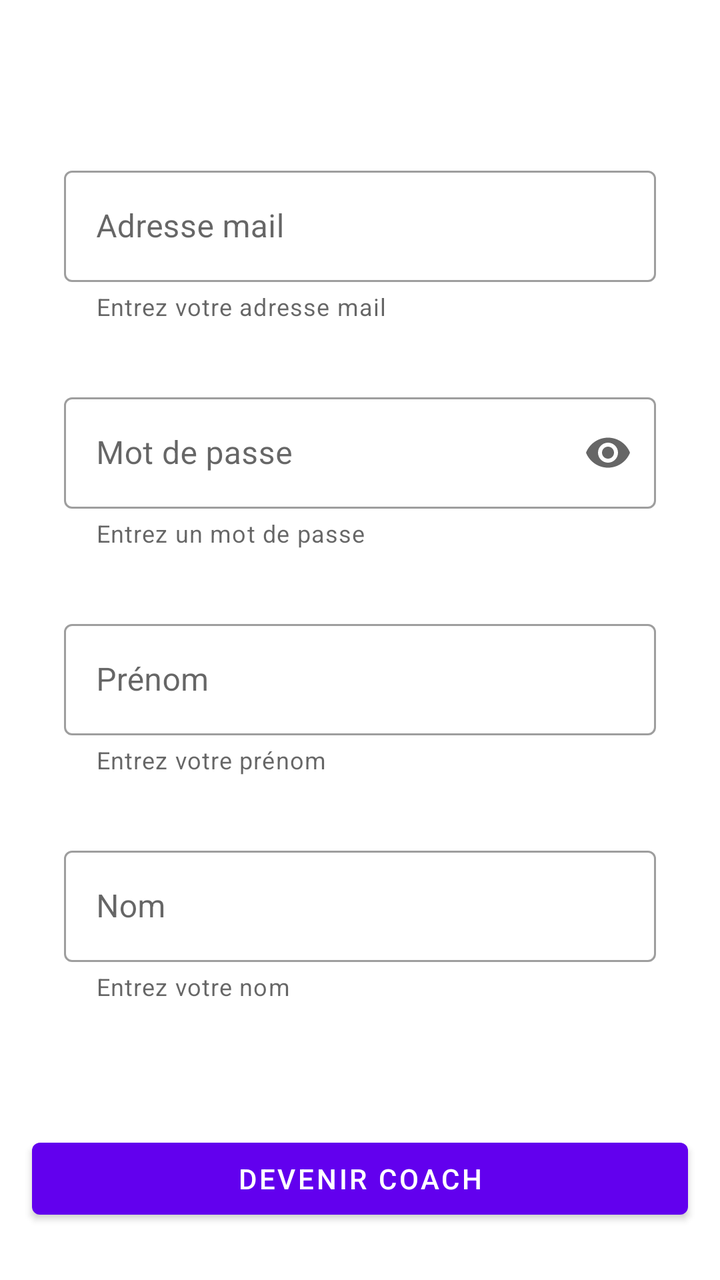
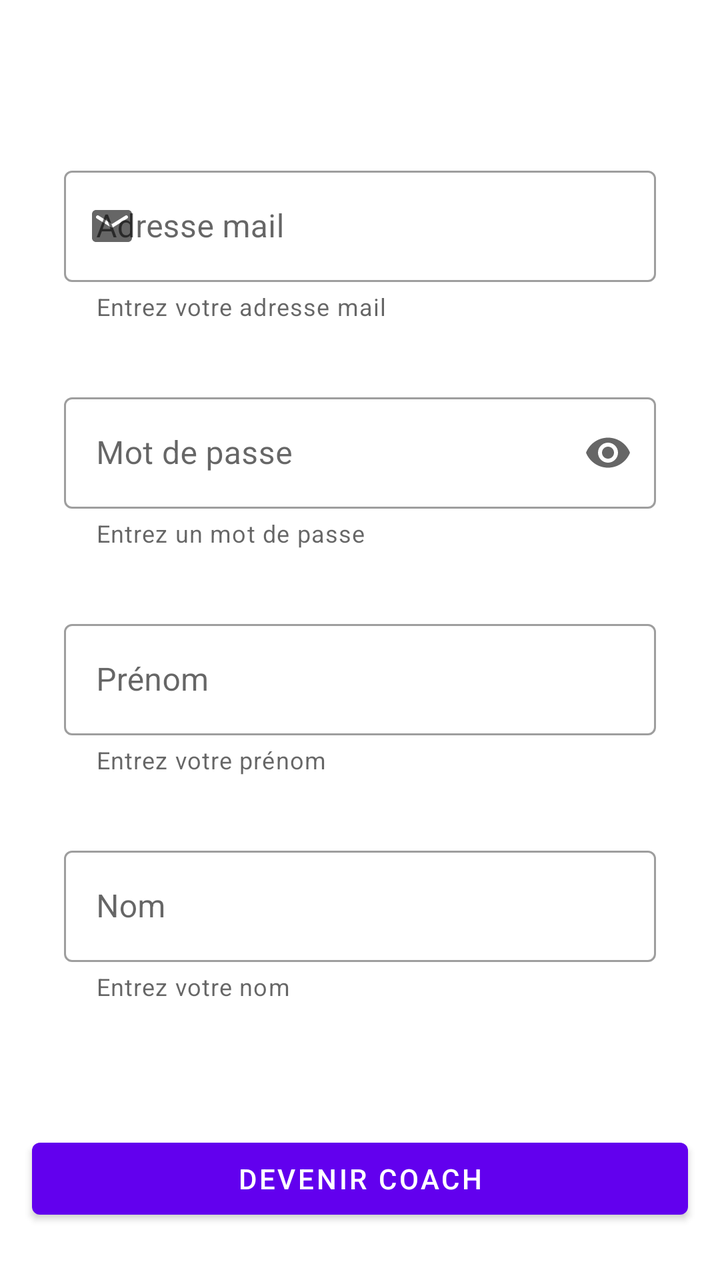

An Android layout rendered at two revisions. The XML below is the earlier revision; the diff shows what the commit changed to produce the second picture.
<!-- AndroidManifest.xml: application theme AppTheme -->
<!-- res/layout/fragment_sign_up.xml -->
<?xml version="1.0" encoding="utf-8"?>
<ScrollView xmlns:android="http://schemas.android.com/apk/res/android"
    xmlns:app="http://schemas.android.com/apk/res-auto"
    xmlns:tools="http://schemas.android.com/tools"
    android:layout_width="match_parent"
    android:layout_height="match_parent">

    <LinearLayout
        android:layout_width="match_parent"
        android:layout_height="wrap_content"
        android:orientation="vertical"
        tools:context=".fragments.maps.SignUpFragment">

        <ProgressBar
            android:id="@+id/signUpProgressBar"
            style="?android:attr/progressBarStyleHorizontal"
            android:layout_width="match_parent"
            android:layout_height="wrap_content"
            android:layout_marginTop="0dp"
            android:indeterminate="true"
            android:indeterminateBehavior="cycle"
            android:indeterminateTint="@color/colorPrimary"
            android:visibility="invisible" />

        <com.google.android.material.textfield.TextInputLayout
            android:id="@+id/signup_email_layout"
            style="@style/Widget.MaterialComponents.TextInputLayout.OutlinedBox"
            android:layout_width="match_parent"
            android:layout_height="wrap_content"
            android:layout_marginStart="32dp"
        android:layout_marginTop="64dp"
        android:layout_marginEnd="32dp"
        android:hint="@string/input_mail_hint"
        android:transitionName="@string/email_trans"
        app:helperText="@string/input_mail_helper">

        <com.google.android.material.textfield.TextInputEditText
            android:id="@+id/signup_email_input"
            android:layout_width="match_parent"
            android:layout_height="wrap_content"
            android:inputType="textEmailAddress" />

    </com.google.android.material.textfield.TextInputLayout>

    <com.google.android.material.textfield.TextInputLayout
        android:id="@+id/signup_password_layout"
        style="@style/Widget.MaterialComponents.TextInputLayout.OutlinedBox"
        android:layout_width="match_parent"
        android:layout_height="wrap_content"
        android:layout_marginStart="32dp"
        android:layout_marginTop="32dp"
        android:layout_marginEnd="32dp"
        android:hint="@string/input_password_hint"
        android:transitionName="@string/password_trans"
        app:endIconMode="password_toggle"
        app:helperText="@string/input_mdp_helper">

        <com.google.android.material.textfield.TextInputEditText
            android:id="@+id/signup_password_input"
            android:layout_width="match_parent"
            android:layout_height="wrap_content"
            android:inputType="textPassword" />

    </com.google.android.material.textfield.TextInputLayout>

    <com.google.android.material.textfield.TextInputLayout
        android:id="@+id/signup_firstName_layout"
        style="@style/Widget.MaterialComponents.TextInputLayout.OutlinedBox"
        android:layout_width="match_parent"
        android:layout_height="wrap_content"
        android:layout_marginStart="32dp"
        android:layout_marginTop="32dp"
        android:layout_marginEnd="32dp"
        android:hint="@string/input_firstName_hint"
        app:helperText="@string/input_firstName_helper">

        <com.google.android.material.textfield.TextInputEditText
            android:id="@+id/signup_firstName_input"
            android:layout_width="match_parent"
            android:layout_height="wrap_content"
            android:inputType="textPersonName" />

    </com.google.android.material.textfield.TextInputLayout>

    <com.google.android.material.textfield.TextInputLayout
        android:id="@+id/signup_lastName_layout"
        style="@style/Widget.MaterialComponents.TextInputLayout.OutlinedBox"
        android:layout_width="match_parent"
        android:layout_height="wrap_content"
        android:layout_marginStart="32dp"
        android:layout_marginTop="32dp"
        android:layout_marginEnd="32dp"
        android:hint="@string/input_lastName_hint"
        app:helperText="@string/input_lastName_helper">

        <com.google.android.material.textfield.TextInputEditText
            android:id="@+id/signup_lastName_input"
            android:layout_width="match_parent"
            android:layout_height="wrap_content"
            android:inputType="textPersonName" />

    </com.google.android.material.textfield.TextInputLayout>

    <com.google.android.material.button.MaterialButton
        android:id="@+id/signup_button"
        android:layout_width="match_parent"
        android:layout_height="wrap_content"
        android:layout_marginStart="16dp"
        android:layout_marginTop="64dp"
        android:layout_marginEnd="16dp"
        android:text="@string/become_coach"
        android:transitionName="@string/button_trans"
        tools:ignore="OnClick" />


    </LinearLayout>

</ScrollView>
<!-- resources referenced by this layout -->
<resources>
  <color name="colorPrimary">#6200EE</color>
  <string name="become_coach">Devenir Coach</string>
  <string name="button_trans" translatable="false">button_transition</string>
  <string name="email_trans" translatable="false">email_transition_field</string>
  <string name="input_firstName_helper">Entrez votre prénom</string>
  <string name="input_firstName_hint">Prénom</string>
  <string name="input_lastName_helper">Entrez votre nom</string>
  <string name="input_lastName_hint">Nom</string>
  <string name="input_mail_helper">Entrez votre adresse mail</string>
  <string name="input_mail_hint">Adresse mail</string>
  <string name="input_mdp_helper">Entrez un mot de passe</string>
  <string name="input_password_hint">Mot de passe</string>
  <string name="password_trans" translatable="false">password_transition_field</string>
  <style name="AppTheme" parent="Theme.MaterialComponents.Light.DarkActionBar">
          
          <item name="colorPrimary">@color/colorPrimary</item>
          <item name="colorPrimaryDark">@color/colorPrimaryDark</item>
          <item name="colorAccent">@color/colorAccent</item>
      </style>
  <color name="colorPrimaryDark">#3700B3</color>
  <color name="colorAccent">#03DAC5</color>
</resources>

<!-- the commit's change to res/layout/fragment_sign_up.xml (unified diff, before → after) -->
@@ -27,6 +27,7 @@
             style="@style/Widget.MaterialComponents.TextInputLayout.OutlinedBox"
             android:layout_width="match_parent"
             android:layout_height="wrap_content"
+            app:startIconDrawable="@drawable/ic_email"
             android:layout_marginStart="32dp"
         android:layout_marginTop="64dp"
         android:layout_marginEnd="32dp"
<!-- resource entries referenced after the edit -->
@@ -1,6 +1,17 @@
 <!-- resources referenced by this layout -->
 <resources>
   <color name="colorPrimary">#6200EE</color>
+  <!-- drawable ic_email (drawable) -->
+  <vector xmlns:android="http://schemas.android.com/apk/res/android"
+      android:width="24dp"
+      android:height="24dp"
+      android:tint="#737373"
+      android:viewportWidth="24"
+      android:viewportHeight="24">
+      <path
+          android:fillColor="@android:color/white"
+          android:pathData="M20,4L4,4c-1.1,0 -1.99,0.9 -1.99,2L2,18c0,1.1 0.9,2 2,2h16c1.1,0 2,-0.9 2,-2L22,6c0,-1.1 -0.9,-2 -2,-2zM19.6,8.25l-7.07,4.42c-0.32,0.2 -0.74,0.2 -1.06,0L4.4,8.25c-0.25,-0.16 -0.4,-0.43 -0.4,-0.72 0,-0.67 0.73,-1.07 1.3,-0.72L12,11l6.7,-4.19c0.57,-0.35 1.3,0.05 1.3,0.72 0,0.29 -0.15,0.56 -0.4,0.72z" />
+  </vector>
   <string name="become_coach">Devenir Coach</string>
   <string name="button_trans" translatable="false">button_transition</string>
   <string name="email_trans" translatable="false">email_transition_field</string>
@@ -18,6 +29,9 @@
           <item name="colorPrimary">@color/colorPrimary</item>
           <item name="colorPrimaryDark">@color/colorPrimaryDark</item>
           <item name="colorAccent">@color/colorAccent</item>
+          <item name="android:windowActionBarOverlay">true</item>
+          
+          <item name="windowActionBarOverlay">true</item>
       </style>
   <color name="colorPrimaryDark">#3700B3</color>
   <color name="colorAccent">#03DAC5</color>
